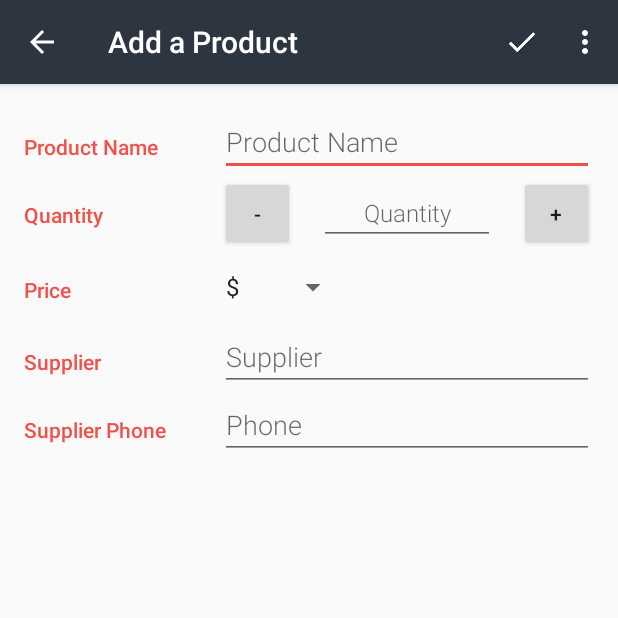
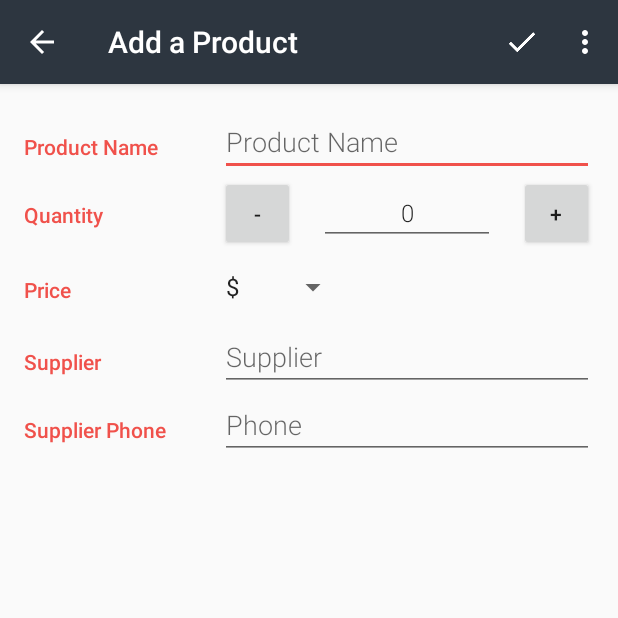
Before and after one commit to hjtse/Android-2.8InventoryApp, an Android app: the EditorActivity screen opened directly, with no data from a screen before it, on a phone screen of 412 x 824 dp, the top half of it. Run offline under Robolectric (Android 15) with nearby library versions, the phone set to English and light mode, and no system bars.

```diff
--- a/app/src/main/res/layout/activity_editor.xml
+++ b/app/src/main/res/layout/activity_editor.xml
@@ -93,6 +93,7 @@
                 android:layout_marginRight="16dp"
                 android:layout_weight="1"
                 android:hint="@string/hint_product_quantity"
+                android:text="0"
                 android:inputType="number"
                 android:textAlignment="center"
                 android:maxLength="4"
--- a/app/src/main/res/values/strings.xml
+++ b/app/src/main/res/values/strings.xml
@@ -32,6 +32,14 @@
     <string name="editor_insert_product_successful">ADD SUCCESS</string>
     <string name="editor_update_product_successful">Product updated</string>
     <string name="editor_update_product_failed">Error with updating product</string>
+    <string name="editor_missing_product_info">Missing product info</string>
+
+    <string name="validation_error_product">Enter Valid Product Name</string>
+    <string name="validation_error_quantity">Enter Valid Quantity</string>
+    <string name="validation_error_supplier">Enter Valid Supplier Name</string>
+    <string name="validation_error_phone">Enter Valid Phone Number</string>
+
+
 
     <string name="unsaved_changes_dialog_msg">Discard your changes and quit editing?</string>
     <string name="discard">Discard</string>
@@ -47,9 +55,6 @@
     <string name="contact_dialog_phone">Call</string>
 
 
-
-
-
 <string name="empty_view_title_text">It\'s a bit lonely here...</string>
     <string name="empty_view_subtitle_text">Get started by adding a product</string>
 </resources>
```
Also changed, not shown: app/src/main/java/com/example/android/inventory/EditorActivity.java (+50 -16 lines).
